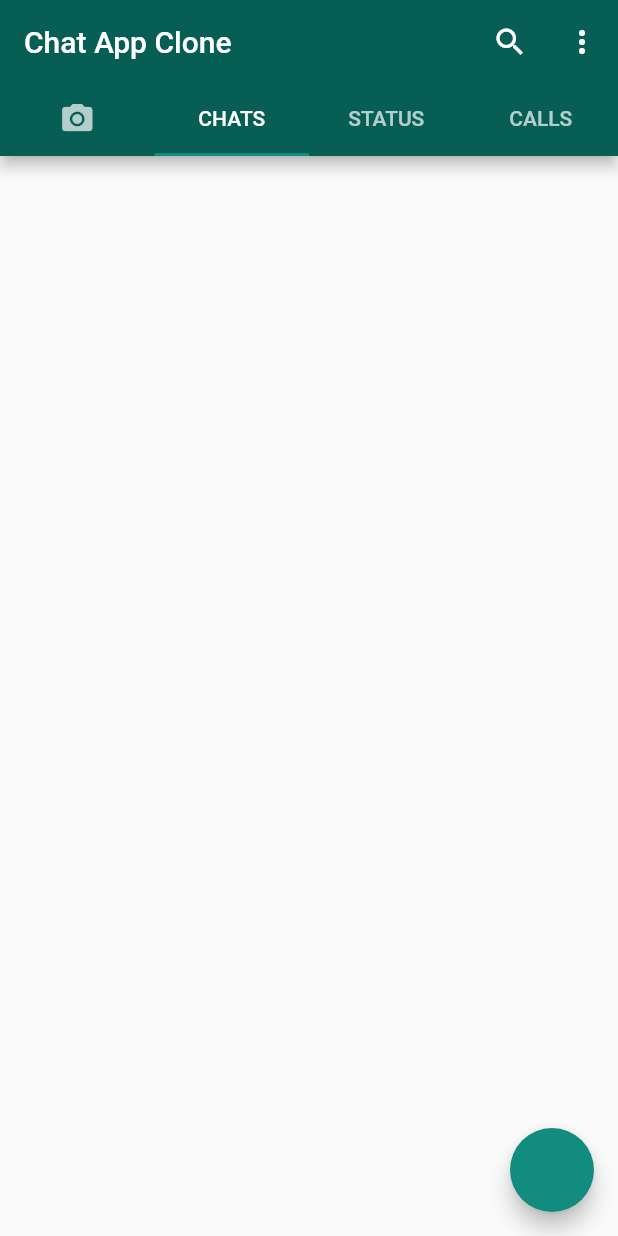
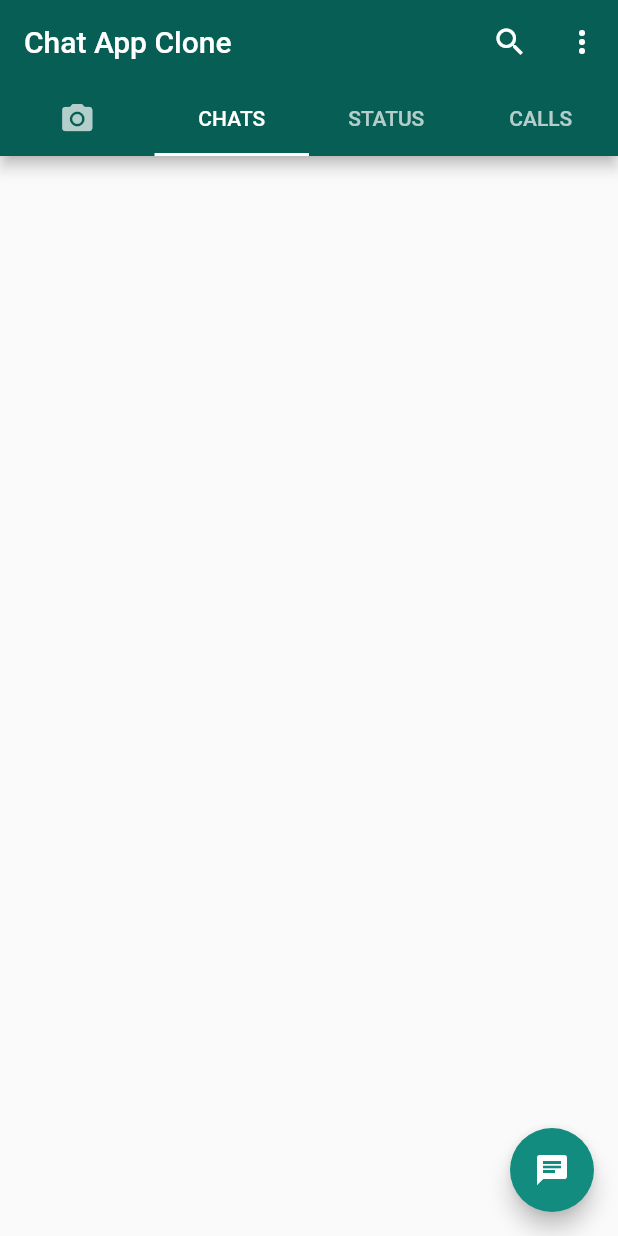
Before and after one commit to MDilankaN/chat_app, a Flutter app: the screen it shows after launch, on a phone screen of 412 x 824 dp. Run offline on Flutter 3.47's test engine with Material 2 defaults, Android fonts, the phone set to English and light mode, and no system bars.

Commit message:
floating btn and tab bar accecent color

```diff
--- a/lib/Pages/ChatPage.dart
+++ b/lib/Pages/ChatPage.dart
@@ -13,6 +13,7 @@ class _ChatPage extends State<ChatPage> {
     return Scaffold(
       floatingActionButton: FloatingActionButton(
         onPressed: () => {},
+        child: Icon(Icons.chat),
       ),
     );
   }
--- a/lib/Screens/homeScreen.dart
+++ b/lib/Screens/homeScreen.dart
@@ -44,6 +44,7 @@ class _MyHomePageState extends State<MyHomePage>
           ],
           bottom: TabBar(
             controller: _controller,
+            indicatorColor: Colors.white,
             tabs: [
               Tab(
                 icon: Icon(Icons.camera_alt),
```
